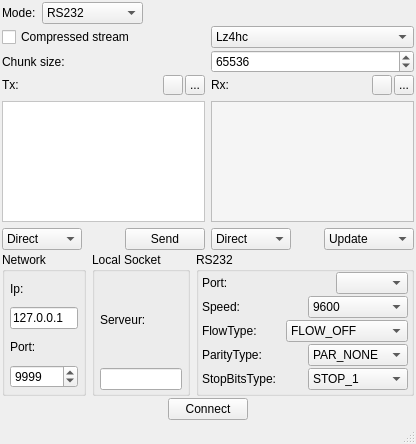
Above: client/MainWindow.ui from alphaonex86/debug-devel before the change. Below: the same form after it.
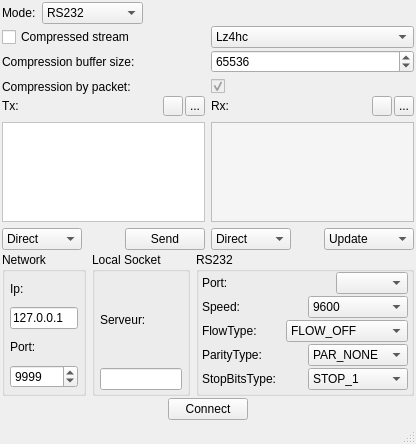
That is the form after the change. Icons and pictures are not drawn.

Commit message: Improve all, partial fix zlib by compression by packet

Patch:
```diff
--- a/client/MainWindow.ui
+++ b/client/MainWindow.ui
@@ -125,16 +125,9 @@
      </layout>
     </item>
     <item>
-     <layout class="QHBoxLayout" name="horizontalLayout_17">
-      <item>
-       <widget class="QLabel" name="label_12">
-        <property name="text">
-         <string>Chunk size:</string>
-        </property>
-       </widget>
-      </item>
-      <item>
-       <widget class="QSpinBox" name="chunkSize">
+     <layout class="QGridLayout" name="gridLayout">
+      <item row="0" column="1">
+       <widget class="QSpinBox" name="compressionBufferSize">
         <property name="minimum">
          <number>16</number>
         </property>
@@ -146,6 +139,30 @@
         </property>
        </widget>
       </item>
+      <item row="0" column="0">
+       <widget class="QLabel" name="label_compressio_buffer">
+        <property name="text">
+         <string>Compression buffer size:</string>
+        </property>
+       </widget>
+      </item>
+      <item row="1" column="0">
+       <widget class="QLabel" name="label_compression_by_packet">
+        <property name="text">
+         <string>Compression by packet:</string>
+        </property>
+       </widget>
+      </item>
+      <item row="1" column="1">
+       <widget class="QCheckBox" name="compressionByPacket">
+        <property name="enabled">
+         <bool>false</bool>
+        </property>
+        <property name="checked">
+         <bool>true</bool>
+        </property>
+       </widget>
+      </item>
      </layout>
     </item>
     <item>
```
The commit also changes 20 other files.
